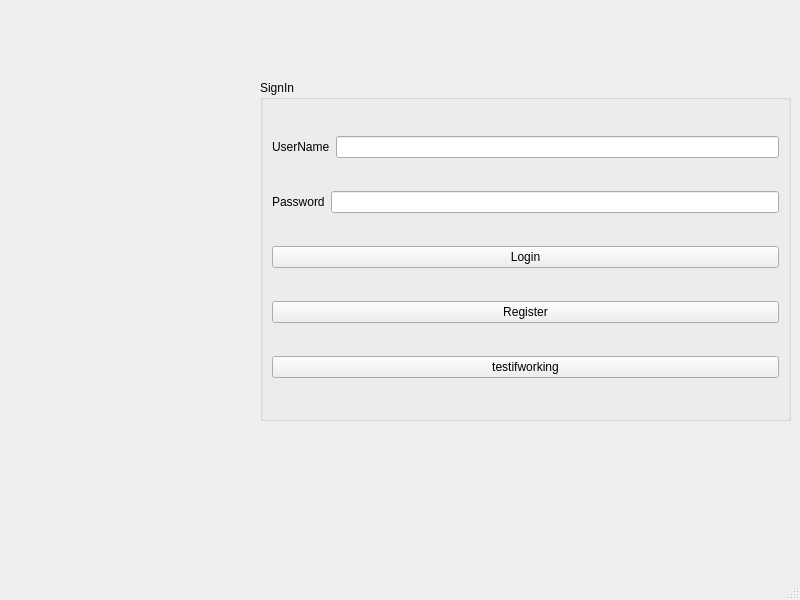
Before: the Qt Designer form LibraryApp/mainwindow.ui in peterjmen/106.2_library_system, drawn with Qt 5.
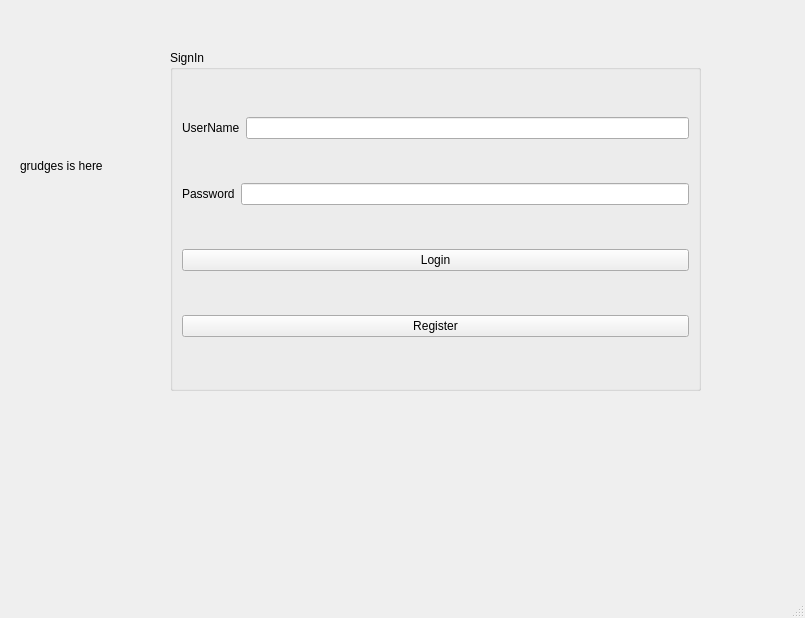
After: the same form once the commit is applied.

Diff of the .ui file:
```diff
--- a/LibraryApp/mainwindow.ui
+++ b/LibraryApp/mainwindow.ui
@@ -6,8 +6,8 @@
    <rect>
     <x>0</x>
     <y>0</y>
-    <width>800</width>
-    <height>600</height>
+    <width>805</width>
+    <height>618</height>
    </rect>
   </property>
   <property name="windowTitle">
@@ -17,8 +17,8 @@
    <widget class="QGroupBox" name="groupBox">
     <property name="geometry">
      <rect>
-      <x>260</x>
-      <y>80</y>
+      <x>170</x>
+      <y>50</y>
       <width>531</width>
       <height>341</height>
      </rect>
@@ -73,26 +73,19 @@
        </property>
       </widget>
      </item>
-     <item>
-      <widget class="QPushButton" name="pushButton">
-       <property name="text">
-        <string>testifworking</string>
-       </property>
-      </widget>
-     </item>
     </layout>
    </widget>
    <widget class="QLabel" name="label_pic">
     <property name="geometry">
      <rect>
-      <x>120</x>
-      <y>290</y>
+      <x>20</x>
+      <y>80</y>
       <width>101</width>
       <height>171</height>
      </rect>
     </property>
     <property name="text">
-     <string/>
+     <string>grudges is here</string>
     </property>
    </widget>
   </widget>
```
Left out of the diff: 2 changed lines with no effect on the pictures.
